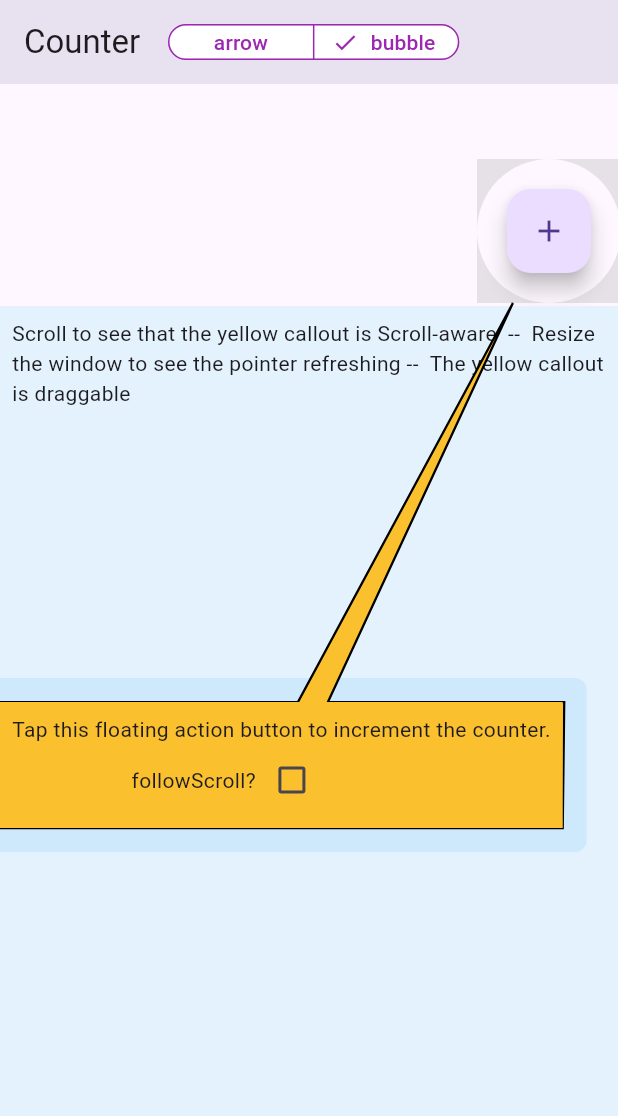
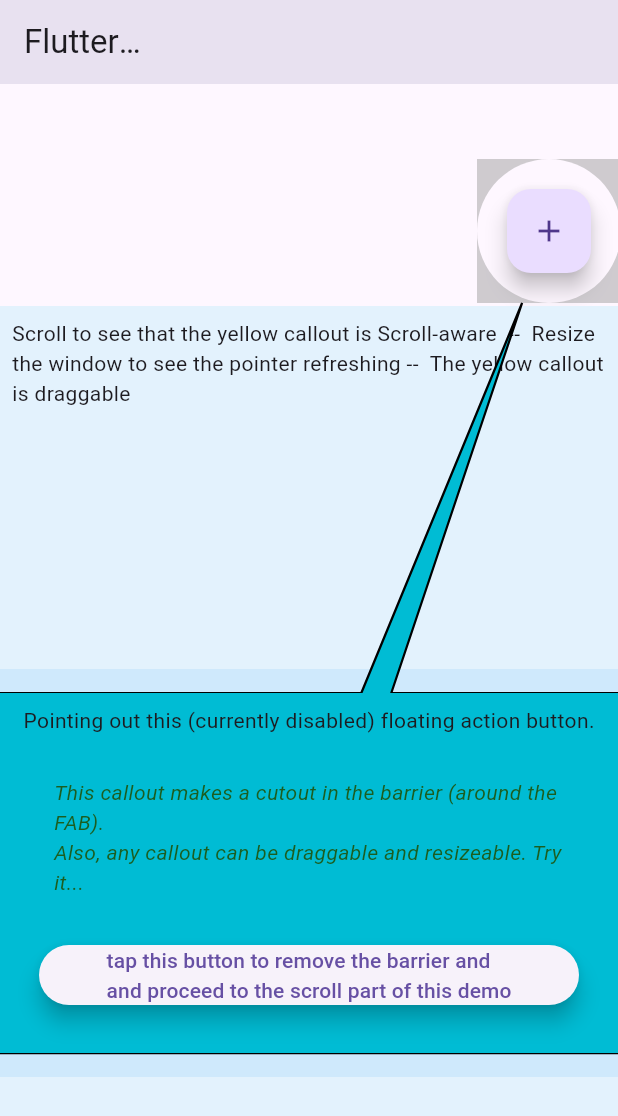
Before and after one commit to biancashouse/flutter_callouts, a Flutter app: the screen it shows after launch, scrolled down 576 dp, after a tap on the "add" icon, on a phone screen of 412 x 824 dp. Shown: the top 1116 px of the screen. Run offline on Flutter 3.47's test engine with Material 3 defaults, Android fonts, the phone set to English and light mode, and no system bars; our stand-ins replace dart_mappable, device_info_plus, flutter_bloc, gap, gradient_borders, hydrated_bloc and 3 more; missing offline and left inert: image_network, pointer_interceptor; generated files the repository leaves out were written again; key blocks and very long unbroken strings in the code were emptied for the run.

Commit message:
fix: removeAfter now use a Timer so it can cancel if callout closes before timeout
Also extended the example app.

```diff
--- a/example/lib/main.dart
+++ b/example/lib/main.dart
@@ -6,6 +6,8 @@ import 'package:hydrated_bloc/hydrated_bloc.dart';
 
 // lazy ;-)
 bool followScroll = false;
+bool showCutout = true;
+bool didScroll = false;
 
 Future<void> main() async {
   WidgetsFlutterBinding.ensureInitialized();
@@ -38,6 +40,9 @@ class CounterDemoPageState extends State<CounterDemoPage>
   late GlobalKey countGK;
   late CalloutConfigModel fabCC;
 
+  final TextEditingController gravityController = TextEditingController();
+  AlignmentEnum? selectedGravity;
+
   NamedScrollController namedSC = NamedScrollController(
     'main',
     Axis.vertical,
@@ -49,24 +54,46 @@ class CounterDemoPageState extends State<CounterDemoPage>
   void initState() {
     super.initState();
 
+    namedSC.addListener(() {
+      if (namedSC.hasClients && namedSC.offset > 0) didScroll = true;
+    });
+
     /// target's key
     fabGK = GlobalKey();
     countGK = GlobalKey();
 
-    fabCC = basicCalloutConfig(namedSC)..arrowType = ArrowTypeEnum.POINTY
-      ..barrier = CalloutBarrierConfig(
+    fabCC = basicCalloutConfig(namedSC)
+      ..arrowType = ArrowTypeEnum.POINTY
+      ..barrier = showCutout
+          ? CalloutBarrierConfig(
               cutoutPadding: 20,
               excludeTargetFromBarrier: true,
               roundExclusion: true,
               closeOnTapped: false,
               color: Colors.grey,
-      opacity: .5,
-    );
+              opacity: .7,
+            )
+          : null;
 
     fca.afterNextBuildDo(() {
+      // namedSC.jumpTo(150.0);
 
-      namedSC.jumpTo(150.0);
+      showMainCallout();
 
+      fca.afterMsDelayDo(
+        800,
+        () => _showToast(AlignmentEnum.topCenter),
+      );
+    });
+  }
+
+  @override
+  void dispose() {
+    namedSC.dispose();
+    super.dispose();
+  }
+
+  void showMainCallout() {
     fca.showOverlay(
       calloutConfig: fabCC,
       calloutContent: Padding(
@@ -74,8 +101,23 @@ class CounterDemoPageState extends State<CounterDemoPage>
         child: Column(
           mainAxisSize: MainAxisSize.min,
           children: [
-              const Text(
-                  'Tap this floating action button to increment the counter.'),
+            Text(
+              showCutout
+                  ? 'Pointing out this (currently disabled) floating action button.'
+                  : 'Pointing out the Increment Counter floating action button.',
+            ),
+            Padding(
+              padding: const EdgeInsets.all(28.0),
+              child: Text(
+                  showCutout
+                      ? 'This callout makes a cutout in the barrier (around the FAB).\n'
+                          'Also, any callout can be draggable and resizeable. Try it...'
+                      : 'When scrolling, you can have the callout stay in place\n'
+                          'of follow the scroll. Try it...',
+                  style: TextStyle(
+                      color: Colors.green[900], fontStyle: FontStyle.italic)),
+            ),
+            if (!showCutout)
               SizedBox(
                 width: 200,
                 child: Row(
@@ -89,28 +131,43 @@ class CounterDemoPageState extends State<CounterDemoPage>
                             })),
                   ],
                 ),
+              )
+            else
+              SizedBox(
+                width: 360,
+                child: ElevatedButton(
+                  style: ElevatedButton.styleFrom(elevation: 6),
+                  onPressed: () {
+                    showCutout = false;
+                    // fca.dismiss('basic');
+                    fca.dismissAll();
+                    fabCC = basicCalloutConfig(namedSC)
+                      ..arrowType = ArrowTypeEnum.VERY_THIN;
+                    showMainCallout();
+                  },
+                  child:
+                      const Text('tap this button to remove the barrier and\n'
+                          'and proceed to the scroll part of this demo'),
                 ),
+              ),
+            SizedBox(height: 20)
           ],
         ),
       ),
       targetGkF: () => fabGK,
     );
-      fca.afterMsDelayDo(
-        800,
-        () => _showToast(AlignmentEnum.topCenter),
-      );
-    });
-  }
-
-  @override
-  void dispose() {
-    namedSC.dispose();
-    super.dispose();
   }
 
   void toggleFollowScroll() {
     setState(() {
       fabCC.followScroll = !fabCC.followScroll;
+      fabCC.rebuild(() {});
+    });
+  }
+
+  void toggleShowCutout() {
+    setState(() {
+      showCutout = !showCutout;
       fabCC.rebuild(() {});
     });
   }
@@ -130,6 +187,43 @@ class CounterDemoPageState extends State<CounterDemoPage>
 
   void _showToast(AlignmentEnum gravity,
       {int showForMs = 0, VoidCallback? onDismissedF}) {
+    if (!showCutout) return;
+
+    // keep away from the edge of screen by 50
+    double? contentTranslateX;
+    double? contentTranslateY;
+    switch (gravity) {
+      case AlignmentEnum.topLeft:
+        contentTranslateX = 50;
+        contentTranslateY = 50;
+        break;
+      case AlignmentEnum.topRight:
+        contentTranslateX = -50;
+        contentTranslateY = 50;
+        break;
+      case AlignmentEnum.topCenter:
+        contentTranslateY = 50;
+        break;
+      case AlignmentEnum.centerLeft:
+        contentTranslateX = 50;
+        break;
+      case AlignmentEnum.centerRight:
+        contentTranslateX = -50;
+        break;
+      case AlignmentEnum.center:
+        break;
+      case AlignmentEnum.bottomLeft:
+        contentTranslateX = 50;
+        contentTranslateY = -50;
+        break;
+      case AlignmentEnum.bottomCenter:
+        contentTranslateY = -50;
+        break;
+      case AlignmentEnum.bottomRight:
+        contentTranslateX = -50;
+        contentTranslateY = -50;
+        break;
+    }
 
     fca.showToast(
       removeAfterMs: showForMs,
@@ -137,7 +231,7 @@ class CounterDemoPageState extends State<CounterDemoPage>
         cId: 'main-toast',
         gravity: gravity,
         initialCalloutW: 500,
-          initialCalloutH: 90,
+        initialCalloutH: 200,
         fillColor: ColorModel.black26(),
         showCloseButton: true,
         borderThickness: 5,
@@ -146,13 +240,41 @@ class CounterDemoPageState extends State<CounterDemoPage>
         elevation: 10,
         scrollControllerName: namedSC.name,
         onDismissedF: () => onDismissedF?.call(),
-          contentTranslateY: 50,
+        contentTranslateX: contentTranslateX,
+        contentTranslateY: contentTranslateY,
       ),
       calloutContent: Center(
+        child: Column(
+          children: [
+            Padding(
+              padding: const EdgeInsets.all(18.0),
               child: Text(
-            'gravity: ${gravity.toString()}',
-            textScaler: const TextScaler.linear(2),
-            style: const TextStyle(color: Colors.white),
+                  'this is a Toast callout, positioned according to the gravity:',
+                  style: TextStyle(color: Colors.white)),
+            ),
+            Padding(
+              padding: const EdgeInsets.all(28.0),
+              child: DropdownMenu<AlignmentEnum>(
+                initialSelection: gravity,
+                controller: gravityController,
+                requestFocusOnTap: true,
+                inputDecorationTheme: const InputDecorationTheme(
+                  filled: true,
+                  contentPadding: EdgeInsets.all(20.0),
+                ),
+                label: const Text(
+                  'Gravity',
+                  style: TextStyle(color: Colors.blueGrey),
+                ),
+                onSelected: (AlignmentEnum? newGravity) {
+                  fca.dismiss('main-toast');
+                  _showToast(
+                      selectedGravity = newGravity ?? AlignmentEnum.topCenter);
+                },
+                dropdownMenuEntries: AlignmentEnum.entries,
+              ),
+            )
+          ],
         ),
       ),
     );
@@ -180,19 +302,21 @@ class CounterView extends StatelessWidget {
   Widget build(BuildContext context) {
     return Scaffold(
       appBar: AppBar(
-        title: const Text('Counter'),
+        title: const Text('Flutter_Callouts demo'),
         actions: [
           SizedBox(
             width: 300,
             child: Row(
               children: [
+                if (!showCutout)
                   SegmentedButton<CalloutPointerTypeEnum?>(
                     style: const ButtonStyle(
                       backgroundColor: WidgetStatePropertyAll(Colors.white),
                       foregroundColor: WidgetStatePropertyAll(Colors.purple),
                       side: WidgetStatePropertyAll(
                           BorderSide(color: Colors.purple)),
-                    visualDensity: VisualDensity(horizontal: -4, vertical: -4),
+                      visualDensity:
+                          VisualDensity(horizontal: -4, vertical: -4),
                     ),
                     segments: const <ButtonSegment<CalloutPointerTypeEnum?>>[
                       ButtonSegment<CalloutPointerTypeEnum?>(
@@ -270,7 +394,28 @@ class CounterView extends StatelessWidget {
                                 padding: const EdgeInsets.all(18.0),
                                 child: FloatingActionButton(
                                   key: fabGK,
+                                  onPressed: () async {
+                                    if (!didScroll) {
+                                      await showDialog<void>(
+                                        context: context,
+                                        barrierDismissible: false,
+                                        builder: (ctx) => AlertDialog(
+                                          alignment: Alignment.bottomCenter,
+                                          title: const Text(
+                                              'Try the scrolling first'),
+                                          actions: <Widget>[
+                                            TextButton(
+                                              child: const Text('ok, I will.'),
                                               onPressed: () {
+                                                Navigator.of(context).pop();
+                                              },
+                                            ),
+                                          ],
+                                        ),
+                                      );
+                                    }
+                                    if (!didScroll) return;
+
                                     context
                                         .read<CounterBloc>()
                                         .add(CounterIncrementPressed());
@@ -294,7 +439,7 @@ class CounterView extends StatelessWidget {
                                         ),
                                       ),
                                       targetGkF: () => countGK,
-                                      removeAfterMs: 2000,
+                                      removeAfterMs: 3000,
                                     );
                                   },
                                   tooltip: 'Increment',
@@ -351,7 +496,9 @@ class CounterBloc extends HydratedBloc<CounterEvent, int> {
 /// the CalloutConfig object is where you configure the callout and its pointer
 /// All params are shown, and many are commented out for this example callout
 CalloutConfigModel basicCalloutConfig(NamedScrollController nsc) {
-  final fillColor = ColorModel.fromColor(Colors.yellow[700]!);
+  final fillColor = showCutout
+      ? ColorModel.fromColor(Colors.cyan)
+      : ColorModel.fromColor(Colors.yellow[700]!);
   return CalloutConfigModel(
     cId: 'basic',
     // -- initial pos and animation ---------------------------------
@@ -395,7 +542,7 @@ CalloutConfigModel basicCalloutConfig(NamedScrollController nsc) {
     // contentTranslateY:
     // targetTranslateX:
     // targetTranslateY:
-    scaleTarget:1.0,
+    scaleTarget: 1.0,
     // -- resizing -------------------------------------------------
     resizeableH: true,
     resizeableV: true,
--- a/lib/src/api/callouts/callout_config.dart
+++ b/lib/src/api/callouts/callout_config.dart
@@ -1,3 +1,5 @@
+import 'dart:async' show Timer;
+
 import 'package:dart_mappable/dart_mappable.dart';
 import 'package:flutter/material.dart';
 import 'package:flutter/scheduler.dart';
@@ -277,6 +279,9 @@ class CalloutConfigModel
   Rectangle cR() => Rectangle.fromRect(_calloutRect().translate(
       followScroll ? -scrollOffsetX() : 0.0 + (contentTranslateX ?? 0.0),
       followScroll ? -scrollOffsetY() : 0.0 + (contentTranslateY ?? 0.0)));
+
+  @JsonKey(includeFromJson: false, includeToJson: false)
+  Timer? removalTimer;
 
   // TargetModel? _configurableTarget;
 
@@ -358,6 +363,7 @@ class CalloutConfigModel
     // this.initialAnimatedPositionDurationMs = 150,
     this.notUsingHydratedStorage = false,
   }) {
+
     // fca.logger.i(
     //     'Feature: ${feature} CalloutConfig.decoration: ${decorationShape.toString()}');
     if (decorationShape == DecorationShapeEnum.rectangle && borderRadius > 0) {
--- a/lib/src/api/callouts/callout_mixin.dart
+++ b/lib/src/api/callouts/callout_mixin.dart
@@ -1,3 +1,4 @@
+import 'dart:async' show Timer;
 import 'dart:math';
 
 import 'package:flutter/material.dart';
@@ -59,10 +60,8 @@ mixin CalloutMixin {
       fca.logger.w('negative width ?');
     }
 
-    // target's GlobalKey supplied
     if (removeAfterMs != null) {
-      Future.delayed(Duration(milliseconds: removeAfterMs), () {
-        // calloutConfig.onDismissedF?.call();
+      calloutConfig.removalTimer = Timer(Duration(milliseconds: removeAfterMs), () {
         dismiss(calloutConfig.cId);
       });
     }
@@ -129,15 +128,13 @@ mixin CalloutMixin {
     await Future.delayed(const Duration(milliseconds: 800));
   }
 
-  void _createOverlayDefinitelyHasSize(
-    CalloutConfigModel calloutConfig,
+  void _createOverlayDefinitelyHasSize(CalloutConfigModel calloutConfig,
       Widget calloutContent,
       // ZoomerState? zoomer,
       TargetKeyFunc? targetGkF,
       ValueNotifier<int>? targetChangedNotifier,
       bool ensureLowestOverlay,
-    VoidCallback? onReadyF,
-  ) {
+      VoidCallback? onReadyF,) {
     OverlayEntry oEntry = _createOverlay(
       // zoomer,
       calloutConfig,
@@ -160,13 +157,11 @@ mixin CalloutMixin {
     });
   }
 
-  OverlayEntry _createOverlay(
-    // ZoomerState? zoomer,
+  OverlayEntry _createOverlay(// ZoomerState? zoomer,
       CalloutConfigModel calloutConfig,
       Widget boxContent,
       TargetKeyFunc? targetGkF,
-    bool ensureLowestOverlay,
-  ) {
+      bool ensureLowestOverlay,) {
     // in the event that finalSeparation specified, ensure initial callout at zero separation
     double? savedFinalSeparation = calloutConfig.finalSeparation;
     if ((calloutConfig.finalSeparation ?? 0.0) > 0.0) {
@@ -218,7 +213,8 @@ mixin CalloutMixin {
         OE? oeObj = findOE(calloutConfig.cId);
         if ((calloutConfig.calloutW ?? 0) <= 0) {
           fca.logger.i(
-              'calloutW:${calloutConfig.calloutW} !!!  (cId:${calloutConfig.cId}');
+              'calloutW:${calloutConfig.calloutW} !!!  (cId:${calloutConfig
+                  .cId}');
         }
         return Visibility(
           visible: oeObj == null || !oeObj.isHidden,
@@ -276,10 +272,8 @@ mixin CalloutMixin {
     return entry;
   }
 
-  Future<void> _possiblyAnimateSeparation(
-    CalloutConfigModel calloutConfig,
-    VoidCallback? onReadyF,
-  ) async {
+  Future<void> _possiblyAnimateSeparation(CalloutConfigModel calloutConfig,
+      VoidCallback? onReadyF,) async {
     // print('_possiblyAnimateSeparation finalSep: ${calloutConfig.finalSeparation}');
     if ((calloutConfig.finalSeparation ?? 0.0) > 0.0) {
       // animate separation, top or left
@@ -450,10 +444,8 @@ mixin CalloutMixin {
     return initialOffset;
   }
 
-  Future<void> _possiblyAnimateToastPos(
-    CalloutConfigModel toastCC,
-    VoidCallback? onReadyF,
-  ) async {
+  Future<void> _possiblyAnimateToastPos(CalloutConfigModel toastCC,
+      VoidCallback? onReadyF,) async {
     if (toastCC.left != null && toastCC.top != null) {
       Offset initialPos = Offset(toastCC.left!, toastCC.top!);
       Offset finalPos = _finalOffsetFromGravity(
@@ -566,8 +558,8 @@ mixin CalloutMixin {
     return (renderObject as RenderBox).localToGlobal(Offset.zero);
   }
 
-  (double, double) ensureOnScreen(
-      Rect calloutRect, double minVisibleH, double minVisibleV) {
+  (double, double) ensureOnScreen(Rect calloutRect, double minVisibleH,
+      double minVisibleV) {
     double resultLeft = calloutRect.left;
     double resultTop = calloutRect.top;
     // adjust s.t entirely visible
@@ -603,8 +595,8 @@ mixin CalloutMixin {
     return Rect.fromLTWH(left, top, width, height);
   }
 
-  Alignment calcTargetAlignmentWholeScreen(
-      final Rect targetRect, double calloutW, double calloutH) {
+  Alignment calcTargetAlignmentWholeScreen(final Rect targetRect,
+      double calloutW, double calloutH) {
     Rect screenRect = Rect.fromLTWH(0, 0, fca.scrW, fca.scrH);
     double T = targetRect.top;
     double L = targetRect.left;
@@ -700,8 +692,7 @@ mixin CalloutMixin {
     return callerGK?.currentWidget;
   }
 
-  void dismissAll(
-      {List<CalloutId> exceptFeatures = const [],
+  void dismissAll({List<CalloutId> exceptFeatures = const [],
     bool onlyToasts = false,
     bool exceptToasts = false}) {
     fca.logger.d("dismaissAll");
--- a/lib/src/api/callouts/model/alignment_enum.dart
+++ b/lib/src/api/callouts/model/alignment_enum.dart
@@ -1,3 +1,5 @@
+import 'dart:collection';
+
 import 'package:dart_mappable/dart_mappable.dart';
 import 'package:flutter/material.dart';
 import 'package:flutter_callouts/flutter_callouts.dart';
@@ -32,7 +34,21 @@ enum AlignmentEnum   {
     AlignmentEnum.bottomRight => AlignmentEnum.topLeft,
   };
 
+  // used by example app
+  static final List<GravityEntry> entries = UnmodifiableListView<GravityEntry>(
+    values.map<GravityEntry>(
+          (AlignmentEnum gravity) => GravityEntry(
+        value: gravity,
+        label: gravity.name,
+        // enabled: color.label != 'Grey',
+        // style: MenuItemButton.styleFrom(foregroundColor: color.color),
+      ),
+    ),
+  );
+
   String toSource() => 'Alignment.$name';
 
   static AlignmentEnum? of(int? index) => index != null ? AlignmentEnum.values.elementAtOrNull(index) : null;
 }
+
+typedef GravityEntry = DropdownMenuEntry<AlignmentEnum>;
--- a/lib/src/api/callouts/overlay_entry_list.dart
+++ b/lib/src/api/callouts/overlay_entry_list.dart
@@ -42,6 +42,7 @@ class OE {
     if (oe?.entry != null && !skipOnDismiss) {
       oe?.calloutConfig.onDismissedF?.call();
     }
+    oe?.calloutConfig?.removalTimer?.cancel();
     if (oe?.entry != null || force) {
       OE.list.remove(oe);
     }
```
Lines whose indentation alone changed are shown as unchanged.
